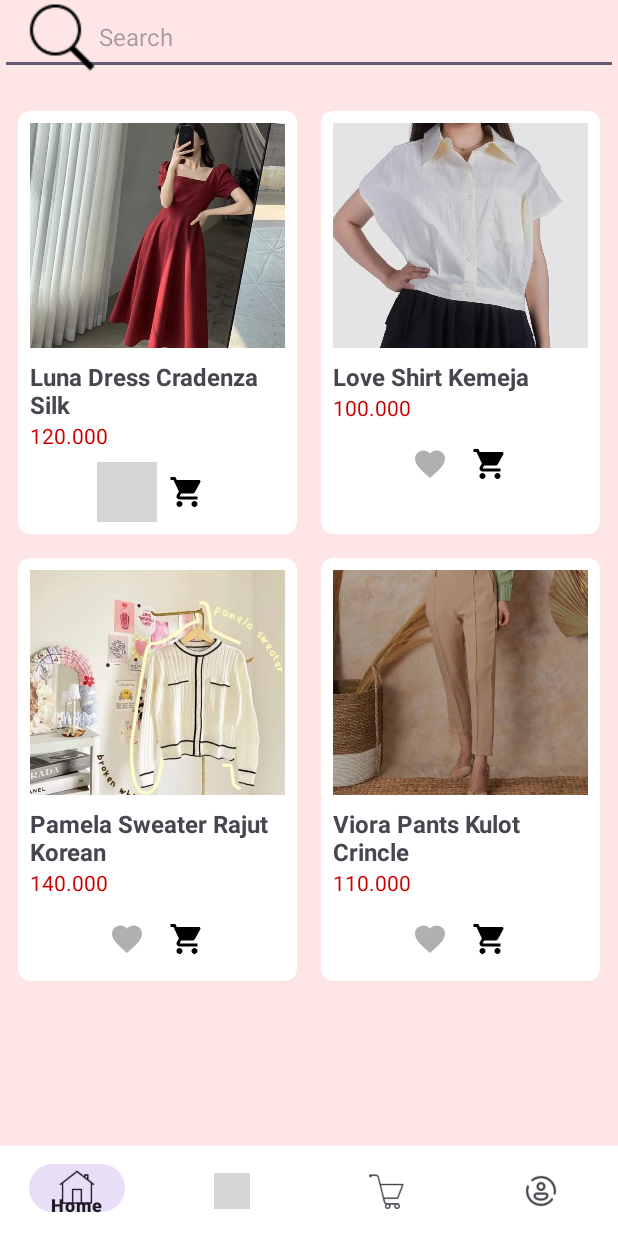
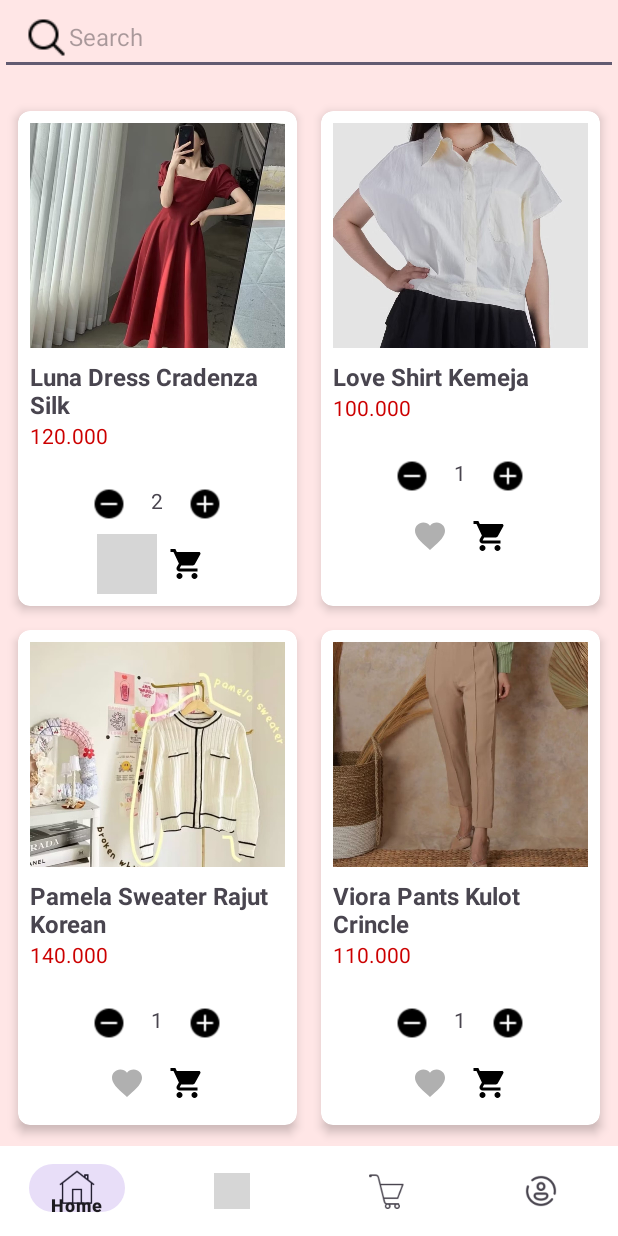
Before and after one commit to davasangkara/project_akhir_evashop, an Android app: the HomeActivity screen opened directly, with no data from a screen before it, after a tap on an icon or button, on a phone screen of 412 x 824 dp. Run offline under Robolectric (Android 15) with nearby library versions, the phone set to English and light mode, and no system bars; 3 other taps on this screen came first; grey boxes are pictures that could not be loaded.

Commit message:
Project Akhirrr

```diff
--- a/app/src/main/java/com/example/eva_shop/HomeActivity.kt
+++ b/app/src/main/java/com/example/eva_shop/HomeActivity.kt
@@ -18,7 +18,6 @@ class HomeActivity : AppCompatActivity() {
     private lateinit var productAdapter: ProductAdapter
     private lateinit var searchEditText: EditText
 
-    private var favoriteList = ArrayList<Product>() // Daftar favorit
     private var cartList = ArrayList<Product>() // Keranjang untuk produk
 
     override fun onCreate(savedInstanceState: Bundle?) {
@@ -40,13 +39,14 @@ class HomeActivity : AppCompatActivity() {
                 "Viora Pants kulot stylish dengan bahan crinkle.")
         )
 
-        productAdapter = ProductAdapter(productList, { product, position ->
-            toggleFavorite(product, position)
-        }, { product, position ->
-            toggleCart(product, position)
-        }, { product ->
-            showProductDetail(product)
-        })
+        productAdapter = ProductAdapter(
+            productList,
+            { product, position -> toggleFavorite(product, position) },
+            { product, position -> toggleCart(product, position) },
+            { product -> showProductDetail(product) },
+            { product, position -> increaseQuantity(product, position) }, // Tambah quantity
+            { product, position -> decreaseQuantity(product, position) } // Kurangi quantity
+        )
 
         productRecyclerView.adapter = productAdapter
 
@@ -60,20 +60,17 @@ class HomeActivity : AppCompatActivity() {
             override fun onTextChanged(s: CharSequence?, start: Int, before: Int, count: Int) {}
         })
 
-        // Handle Bottom Navigation Click
         val bottomNavigationView = findViewById<BottomNavigationView>(R.id.bottom_navigation)
         bottomNavigationView.setOnNavigationItemSelectedListener { item ->
             when (item.itemId) {
                 R.id.nav_home -> true
                 R.id.nav_category -> {
                     val intent = Intent(this, CategoryActivity::class.java)
-                    intent.putParcelableArrayListExtra("FAVORITE_LIST", favoriteList) // Mengirim favoriteList
                     startActivity(intent)
                     true
                 }
                 R.id.nav_cart -> {
                     val intent = Intent(this, CartActivity::class.java)
-                    // Kirim cartList ke CartActivity
                     saveCartListToPreferences()
                     startActivity(intent)
                     true
@@ -96,30 +93,34 @@ class HomeActivity : AppCompatActivity() {
 
     private fun toggleFavorite(product: Product, position: Int) {
         product.isFavorite = !product.isFavorite
-        if (product.isFavorite) {
-            if (!favoriteList.contains(product)) {
-                favoriteList.add(product)
-            }
-        } else {
-            favoriteList.remove(product)
-        }
-        productAdapter.notifyItemChanged(position) // Pastikan RecyclerView diperbarui
+        productAdapter.notifyItemChanged(position)
     }
 
     private fun toggleCart(product: Product, position: Int) {
         product.isInCart = !product.isInCart
         if (product.isInCart) {
-            if (!cartList.contains(product)) {
-                cartList.add(product) // Produk ditambahkan ke cartList
-            }
+            cartList.add(product)
         } else {
-            cartList.remove(product) // Produk dihapus dari cartList
+            cartList.remove(product)
         }
-        productAdapter.notifyItemChanged(position) // Pastikan RecyclerView diperbarui
-        saveCartListToPreferences() // Simpan perubahan cartList ke SharedPreferences
+        productAdapter.notifyItemChanged(position)
+        saveCartListToPreferences()
     }
 
-    // Menyimpan cartList ke SharedPreferences
+    private fun increaseQuantity(product: Product, position: Int) {
+        product.quantity++
+        productAdapter.notifyItemChanged(position)
+        saveCartListToPreferences() // Menyimpan perubahan
+    }
+
+    private fun decreaseQuantity(product: Product, position: Int) {
+        if (product.quantity > 1) {
+            product.quantity--
+            productAdapter.notifyItemChanged(position)
+            saveCartListToPreferences() // Menyimpan perubahan
+        }
+    }
+
     private fun saveCartListToPreferences() {
         val sharedPreferences = getSharedPreferences("CartData", MODE_PRIVATE)
         val editor = sharedPreferences.edit()
--- a/app/src/main/java/com/example/eva_shop/Product.kt
+++ b/app/src/main/java/com/example/eva_shop/Product.kt
@@ -9,7 +9,8 @@ data class Product(
     val image: Int,
     var isFavorite: Boolean,
     var isInCart: Boolean = false,
-    var description: String // Tambahkan deskripsi produk
+    var description: String, // Deskripsi produk
+    var quantity: Int = 1 // Menambahkan field quantity
 ) : Parcelable {
     constructor(parcel: Parcel) : this(
         parcel.readString() ?: "",
@@ -17,7 +18,8 @@ data class Product(
         parcel.readInt(),
         parcel.readByte() != 0.toByte(),
         parcel.readByte() != 0.toByte(),
-        parcel.readString() ?: ""
+        parcel.readString() ?: "",
+        parcel.readInt() // Membaca quantity
     )
 
     override fun writeToParcel(parcel: Parcel, flags: Int) {
@@ -27,6 +29,7 @@ data class Product(
         parcel.writeByte(if (isFavorite) 1 else 0)
         parcel.writeByte(if (isInCart) 1 else 0)
         parcel.writeString(description)
+        parcel.writeInt(quantity) // Menulis quantity
     }
 
     override fun describeContents(): Int = 0
--- a/app/src/main/java/com/example/eva_shop/ProductAdapter.kt
+++ b/app/src/main/java/com/example/eva_shop/ProductAdapter.kt
@@ -11,7 +11,9 @@ class ProductAdapter(
     private var productList: ArrayList<Product>,
     private val onFavoriteClick: (Product, Int) -> Unit,
     private val onCartClick: (Product, Int) -> Unit,
-    private val onProductClick: (Product) -> Unit
+    private val onProductClick: (Product) -> Unit,
+    private val onIncreaseQuantity: (Product, Int) -> Unit,  // New parameter for increase quantity
+    private val onDecreaseQuantity: (Product, Int) -> Unit   // New parameter for decrease quantity
 ) : RecyclerView.Adapter<ProductAdapter.ProductViewHolder>() {
 
     class ProductViewHolder(itemView: View) : RecyclerView.ViewHolder(itemView) {
@@ -20,6 +22,9 @@ class ProductAdapter(
         val productPrice: TextView = itemView.findViewById(R.id.tv_product_price)
         val favoriteIcon: ImageView = itemView.findViewById(R.id.iv_favorite)
         val cartIcon: ImageView = itemView.findViewById(R.id.iv_cart)
+        val quantityText: TextView = itemView.findViewById(R.id.tv_quantity)
+        val increaseQuantity: ImageView = itemView.findViewById(R.id.iv_increase)
+        val decreaseQuantity: ImageView = itemView.findViewById(R.id.iv_decrease)
     }
 
     override fun onCreateViewHolder(parent: ViewGroup, viewType: Int): ProductViewHolder {
@@ -33,6 +38,7 @@ class ProductAdapter(
         holder.productImage.setImageResource(product.image)
         holder.productName.text = product.name
         holder.productPrice.text = product.price
+        holder.quantityText.text = product.quantity.toString()  // Display the quantity
 
         holder.favoriteIcon.setImageResource(
             if (product.isFavorite) R.drawable.ic_heart_filled else R.drawable.ic_heart_outline
@@ -53,6 +59,15 @@ class ProductAdapter(
         holder.itemView.setOnClickListener {
             onProductClick(product)
         }
+
+        // Handling quantity increase and decrease
+        holder.increaseQuantity.setOnClickListener {
+            onIncreaseQuantity(product, position)
+        }
+
+        holder.decreaseQuantity.setOnClickListener {
+            onDecreaseQuantity(product, position)
+        }
     }
 
     override fun getItemCount(): Int = productList.size
--- a/app/src/main/res/layout/item_product.xml
+++ b/app/src/main/res/layout/item_product.xml
@@ -40,6 +40,40 @@
             android:textColor="@android:color/holo_red_dark"
             android:paddingBottom="8dp"/>
 
+        <!-- Quantity and Cart Controls -->
+        <LinearLayout
+            android:layout_width="match_parent"
+            android:layout_height="wrap_content"
+            android:orientation="horizontal"
+            android:gravity="center_horizontal"
+            android:paddingTop="8dp">
+
+            <!-- Tombol Kurangi Quantity -->
+            <ImageView
+                android:id="@+id/iv_decrease"
+                android:layout_width="40dp"
+                android:layout_height="40dp"
+                android:src="@drawable/mines"
+            android:padding="8dp"/>
+
+            <!-- Tampilkan Quantity Produk -->
+            <TextView
+                android:id="@+id/tv_quantity"
+                android:layout_width="wrap_content"
+                android:layout_height="wrap_content"
+                android:text="1"
+            android:textSize="14sp"
+            android:padding="8dp"/>
+
+            <!-- Tombol Tambah Quantity -->
+            <ImageView
+                android:id="@+id/iv_increase"
+                android:layout_width="40dp"
+                android:layout_height="40dp"
+                android:src="@drawable/plus"
+            android:padding="8dp"/>
+        </LinearLayout>
+
         <!-- Ikon Favorit & Keranjang -->
         <LinearLayout
             android:layout_width="match_parent"
```
Also changed, not shown: app/src/main/java/com/example/eva_shop/CategoryActivity.kt (+23 -7 lines), app/src/main/res/drawable/mines.png (added), app/src/main/res/drawable/plus.png (added), app/src/main/res/drawable/search.png.
